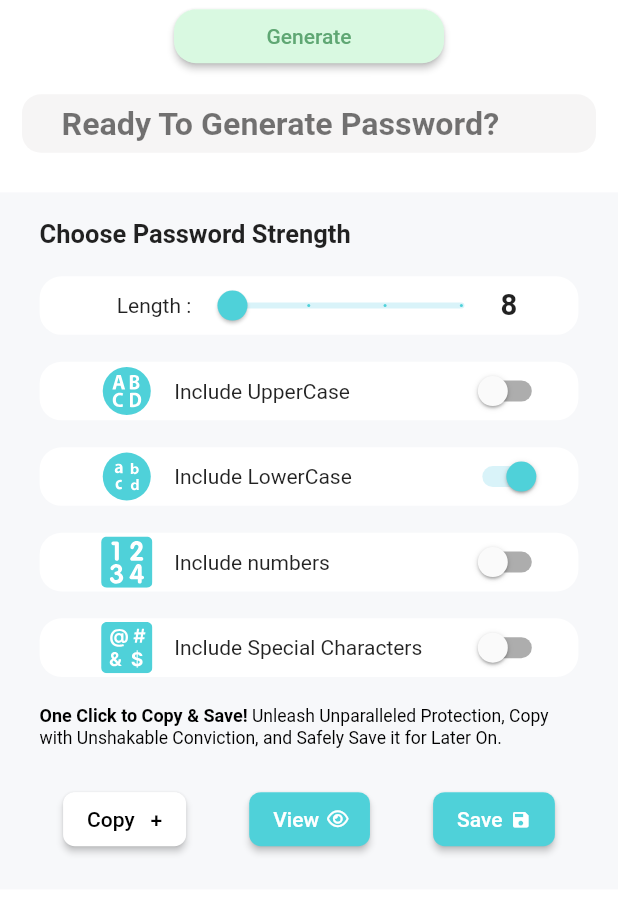
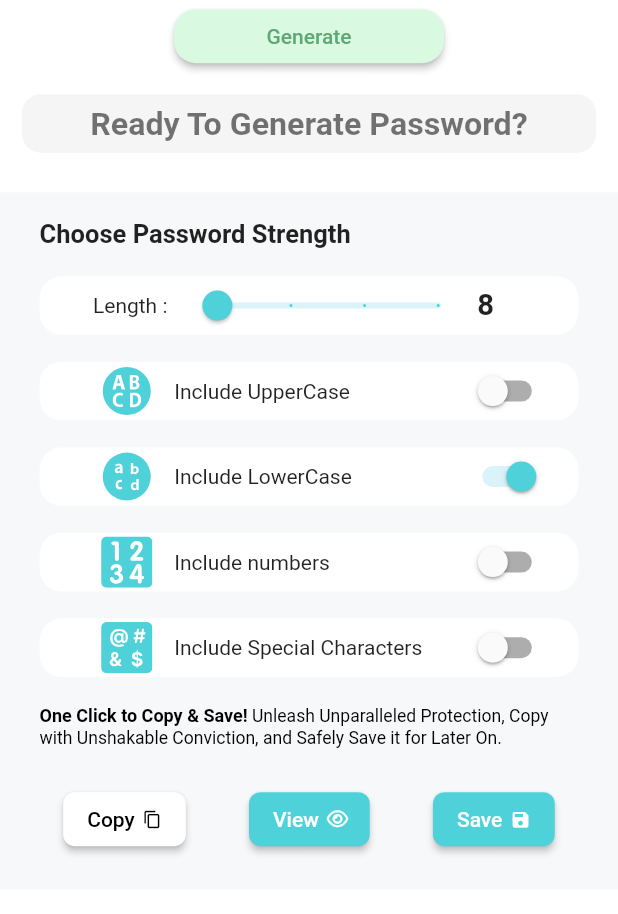
Before and after one commit to codersantoshadhikari/strong-password-, a Flutter app: the screen it shows after launch, on a phone screen of 412 x 824 dp, the part 278-1192 px from its top. Run offline on Flutter 3.47's test engine with Material 2 defaults, Android fonts, the phone set to English and light mode, and no system bars; drawn by our look-alikes of auto_size_text; our stand-ins replace drop_shadow, equatable, flutter_bloc, flutter_screenutil, flutter_svg, font_awesome_flutter and 1 more.

Commit message:
✅ UI Improvements

```diff
--- a/lib/password_gen/screen/passwordgen.dart
+++ b/lib/password_gen/screen/passwordgen.dart
@@ -32,7 +32,6 @@ class _PasswordGeneratorScreenState extends State<PasswordGeneratorScreen> {
 
   final TextEditingController _lengthController = TextEditingController();
 
-
   @override
   void initState() {
     super.initState();
@@ -41,10 +40,10 @@ class _PasswordGeneratorScreenState extends State<PasswordGeneratorScreen> {
 
   @override
   Widget build(BuildContext context) {
-    return SafeArea(
-      child: Scaffold(
-        backgroundColor: Colors.white,
-        body: SingleChildScrollView(
+    return Scaffold(
+      backgroundColor: Colors.white,
+      body: SafeArea(
+        child: SingleChildScrollView(
           physics: const BouncingScrollPhysics(),
           child: Column(
             crossAxisAlignment: CrossAxisAlignment.start,
@@ -163,8 +162,7 @@ class _PasswordGeneratorScreenState extends State<PasswordGeneratorScreen> {
                               _isUpperCase,
                               _isnumbers,
                               _isSpecialCharacters,
-                              false
-                              );
+                              false);
                         }
                       },
                       currentPasswordLength: _currentPasswordLength,
@@ -243,6 +241,8 @@ class _PasswordGeneratorScreenState extends State<PasswordGeneratorScreen> {
 
   void copyToClipboard() {
     PasswordGeneratorUtils.copyToClipboard(generatedPassword);
+    ScaffoldMessenger.of(context)
+        .showSnackBar(const SnackBar(content: Text("Copied")));
   }
 
   // void savePassword() {
--- a/lib/password_gen/split_widget/generated_password_widget.dart
+++ b/lib/password_gen/split_widget/generated_password_widget.dart
@@ -24,18 +24,21 @@ class GeneratedPasswordStringWidget extends StatelessWidget {
         ),
         child: Center(
           child: Row(
+            mainAxisAlignment: MainAxisAlignment.center,
             children: [
               Expanded(
                 flex: 5,
                 child: Padding(
-                  padding: EdgeInsets.only(
-                      left: generatedPassword == '' ? 25.w : 35.w),
+                  padding: generatedPassword == ''
+                      ? EdgeInsets.zero
+                      : EdgeInsets.only(left: 35.w),
                   child: AutoSizeText(
                     generatedPassword == ''
                         ? 'Ready To Generate Password?'
                         : generatedPassword,
                     presetFontSizes: [22.sp, 18.sp, 15.sp],
                     maxLines: 1,
+                    textAlign: TextAlign.center,
                     style: TextStyle(
                       fontWeight: FontWeight.bold,
                       color: Colors.black54,
--- a/lib/password_gen/split_widget/password_option/password_option_widget.dart
+++ b/lib/password_gen/split_widget/password_option/password_option_widget.dart
@@ -73,12 +73,14 @@ class _PasswordOptionChooseWidgetState
                   color: Colors.white,
                 ),
                 child: Padding(
-                  padding: EdgeInsets.symmetric(horizontal: 25.w),
+                  padding: EdgeInsets.symmetric(horizontal: 10.w),
                   child: Row(
+                    crossAxisAlignment: CrossAxisAlignment.center,
+                    mainAxisAlignment: MainAxisAlignment.spaceBetween,
                     children: [
                       Expanded(flex: 2, child: Text("Length : ")),
                       Expanded(
-                          flex: 8,
+                          flex: 7,
                           child: Slider(
                             activeColor: const Color(0xFF4FD1D9),
                             inactiveColor: const Color(0xFFD9F3F9),
@@ -103,7 +105,7 @@ class _PasswordOptionChooseWidgetState
                                 '${widget.currentPasswordLength.toInt()}', // Display the current value as a label
                           )),
                       Expanded(
-                        flex: 1,
+                        flex: 2,
                         child: Text(
                           '${widget.currentPasswordLength.toInt()}',
                           style: TextStyle(
@@ -194,10 +196,21 @@ class _PasswordOptionChooseWidgetState
                           MaterialStateProperty.all(const Color(0xFFFFFFFF)),
                     ),
                     onPressed: widget.copyToClipboard,
-                    child: const Center(
-                      child: Text(
-                        'Copy \t\t+',
-                        style: TextStyle(color: Color.fromARGB(255, 0, 0, 0)),
+                    child: Center(
+                      child: Row(
+                        children: [
+                          Text(
+                            'Copy',
+                            style:
+                                TextStyle(color: Color.fromARGB(255, 0, 0, 0)),
+                          ),
+                          SizedBox(width: 5.w),
+                          Icon(
+                            Icons.copy,
+                            size: 13.sp,
+                            color: Colors.black,
+                          )
+                        ],
                       ),
                     ),
                   ),
```
Also changed, not shown: 9 other files.
